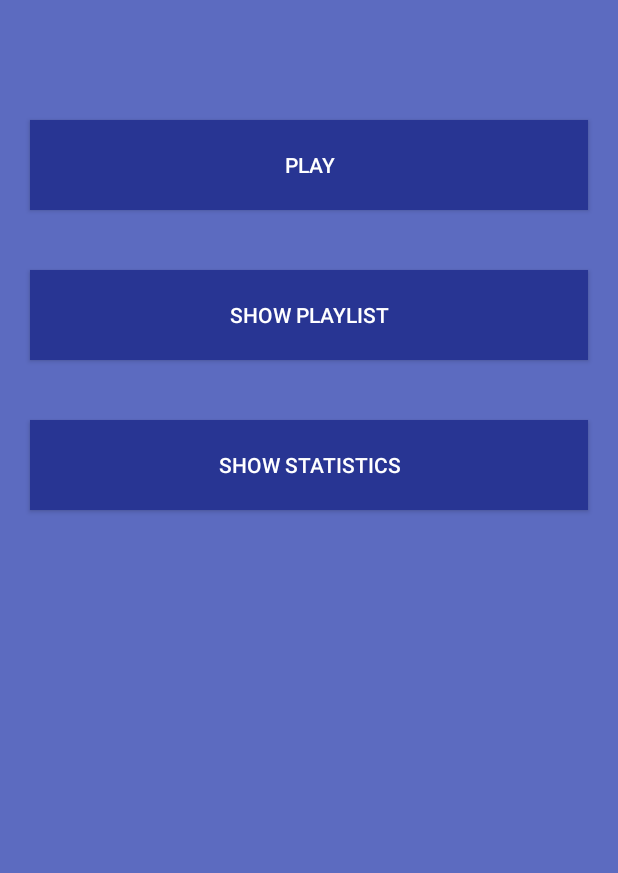
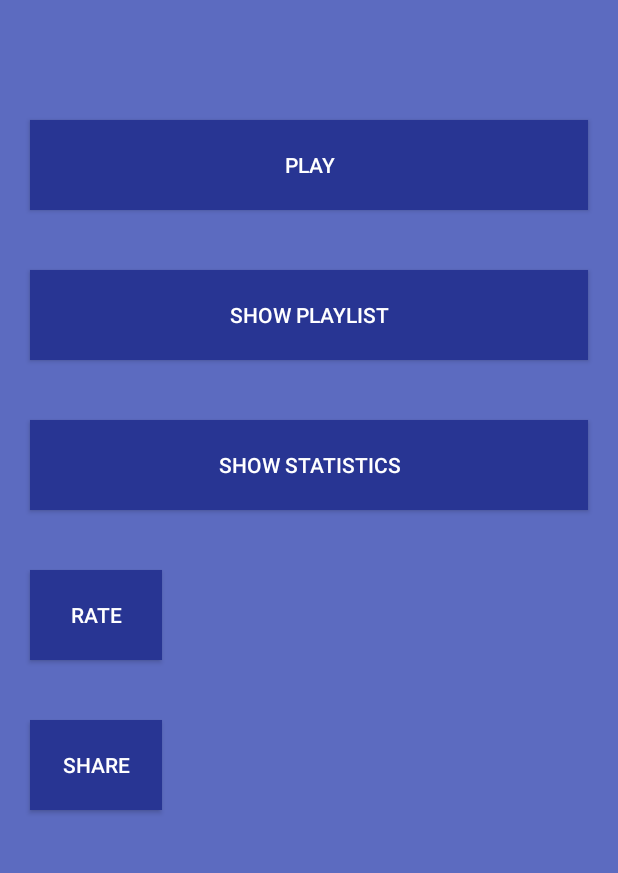
Before and after one commit to imaginary-unit/AudioQuiz, an Android app: the StartActivity screen opened directly, with no data from a screen before it, in the options menu, after a tap on "Metronome", on a phone screen of 412 x 824 dp, the part 84-957 px from its top. Run offline under Robolectric (Android 15) with nearby library versions, the phone set to English and light mode, and no system bars.

Commit message:
Added rate and share app buttons

```diff
--- a/app/src/main/java/ru/imunit/maquiz/activities/StartActivity.java
+++ b/app/src/main/java/ru/imunit/maquiz/activities/StartActivity.java
@@ -3,10 +3,12 @@ package ru.imunit.maquiz.activities;
 import android.Manifest;
 import android.app.Application;
 import android.app.ProgressDialog;
+import android.content.ActivityNotFoundException;
 import android.content.Context;
 import android.content.DialogInterface;
 import android.content.Intent;
 import android.content.pm.PackageManager;
+import android.net.Uri;
 import android.os.Bundle;
 import android.support.annotation.NonNull;
 import android.support.design.widget.Snackbar;
@@ -78,6 +80,32 @@ public class StartActivity extends AppCompatActivity
         Intent statsIntent = new Intent(this,
                 ActivityFactory.getActivity(ActivityFactory.STATS_ACTIVTY));
         startActivity(statsIntent);
+    }
+
+    @Override
+    public void onRateApp() {
+        Uri uri = Uri.parse("market://details?id=" + this.getPackageName());
+        Intent goToMarket = new Intent(Intent.ACTION_VIEW, uri);
+        goToMarket.addFlags(Intent.FLAG_ACTIVITY_NO_HISTORY |
+                Intent.FLAG_ACTIVITY_CLEAR_WHEN_TASK_RESET |
+                Intent.FLAG_ACTIVITY_MULTIPLE_TASK);
+        try {
+            startActivity(goToMarket);
+        } catch (ActivityNotFoundException e) {
+            startActivity(new Intent(Intent.ACTION_VIEW,
+                    Uri.parse("http://play.google.com/store/apps/details?id=" + this.getPackageName())));
+        }
+    }
+
+    @Override
+    public void onShareApp() {
+        Intent share = new Intent(Intent.ACTION_SEND);
+        share.setType("text/plain");
+        share.addFlags(Intent.FLAG_ACTIVITY_CLEAR_WHEN_TASK_RESET);
+        share.putExtra(Intent.EXTRA_SUBJECT, getString(R.string.share_subject));
+        share.putExtra(Intent.EXTRA_TEXT,
+                "http://play.google.com/store/apps/details?id=" + this.getPackageName());
+        startActivity(Intent.createChooser(share, getString(R.string.share_dialog_title)));
     }
 
     @Override
--- a/app/src/main/java/ru/imunit/maquiz/fragments/StartFragment.java
+++ b/app/src/main/java/ru/imunit/maquiz/fragments/StartFragment.java
@@ -75,9 +75,29 @@ public class StartFragment extends Fragment {
             }
         });
 
-        ActivityManager am = (ActivityManager) getActivity().getSystemService(ACTIVITY_SERVICE);
-        int memoryClass = am.getMemoryClass();
-        Log.d("DEBUG", "memoryClass:" + Integer.toString(memoryClass));
+        Button bRate = (Button)getView().findViewById(R.id.rateApp);
+        bRate.setOnClickListener(new View.OnClickListener() {
+            @Override
+            public void onClick(View view) {
+                if (mListener != null) {
+                    mListener.onRateApp();
+                }
+            }
+        });
+
+        Button bShare = (Button)getView().findViewById(R.id.shareApp);
+        bShare.setOnClickListener(new View.OnClickListener() {
+            @Override
+            public void onClick(View view) {
+                if (mListener != null) {
+                    mListener.onShareApp();
+                }
+            }
+        });
+
+//        ActivityManager am = (ActivityManager) getActivity().getSystemService(ACTIVITY_SERVICE);
+//        int memoryClass = am.getMemoryClass();
+//        Log.d("DEBUG", "memoryClass:" + Integer.toString(memoryClass));
     }
 
     private void playlistsClick() {
@@ -107,5 +127,7 @@ public class StartFragment extends Fragment {
         void onPlaylistOpen();
         void onPlay();
         void onStatsOpen();
+        void onRateApp();
+        void onShareApp();
     }
 }
--- a/app/src/main/java/ru/imunit/maquiz/models/GameModel.java
+++ b/app/src/main/java/ru/imunit/maquiz/models/GameModel.java
@@ -226,6 +226,7 @@ public class GameModel implements IGameModel {
     }
 
     private void calcRoundScoreBonuses() {
+        // TODO: remove  or reduce bonuses when there are wrong attempts
         mRoundScore += SCORE_BASE;
         int n = mGuessTime.size();
         int t0 = mGuessTime.get(n-1); // current round time
--- a/app/src/main/res/layout/fragment_start.xml
+++ b/app/src/main/res/layout/fragment_start.xml
@@ -35,4 +35,20 @@
         android:background="@color/colorPrimary"
         android:layout_margin="20dp"/>
 
+    <Button
+        android:layout_width="wrap_content"
+        android:layout_height="60dp"
+        android:text="Rate"
+        android:id="@+id/rateApp"
+        android:background="@color/colorPrimary"
+        android:layout_margin="20dp"/>
+
+    <Button
+        android:layout_width="wrap_content"
+        android:layout_height="60dp"
+        android:text="Share"
+        android:id="@+id/shareApp"
+        android:background="@color/colorPrimary"
+        android:layout_margin="20dp" />
+
 </LinearLayout>
--- a/app/src/main/res/values/strings.xml
+++ b/app/src/main/res/values/strings.xml
@@ -20,6 +20,10 @@
     </string>
     <string name="permission_record_rationale">
         You haven\'t granted the audio recording permission - audio visualizer will be disabled.
+    </string>
+
+    <string name="share_subject">
+        My Audio Quiz: an Android app to check how well do you know your favourite music!
     </string>
 
     <string name="updating_music_dialog">Updating your music library, please wait a sec..</string>
@@ -99,4 +103,5 @@
     <string name="game_results_new_highscore">New highscore!</string>
     <string name="menu_audio_visualizer">Audio visualizer</string>
     <string name="menu_metronome">Metronome</string>
+    <string name="share_dialog_title">Share this app</string>
 </resources>
```
